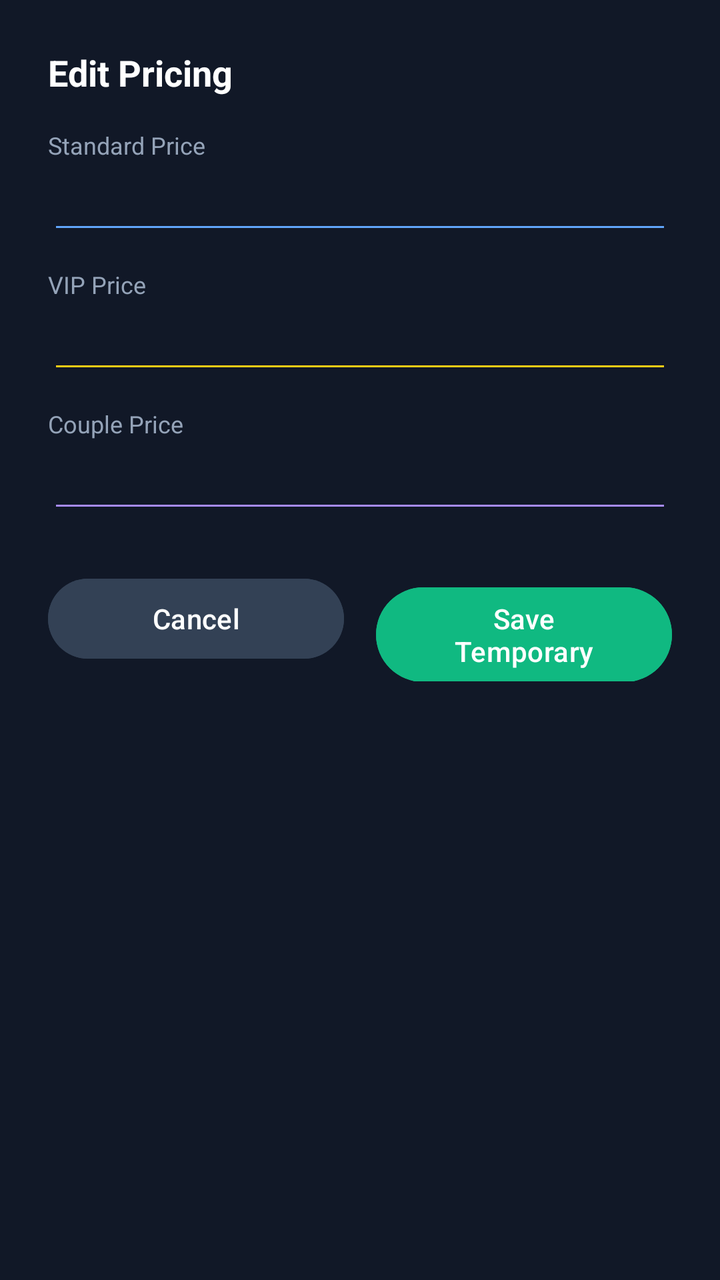
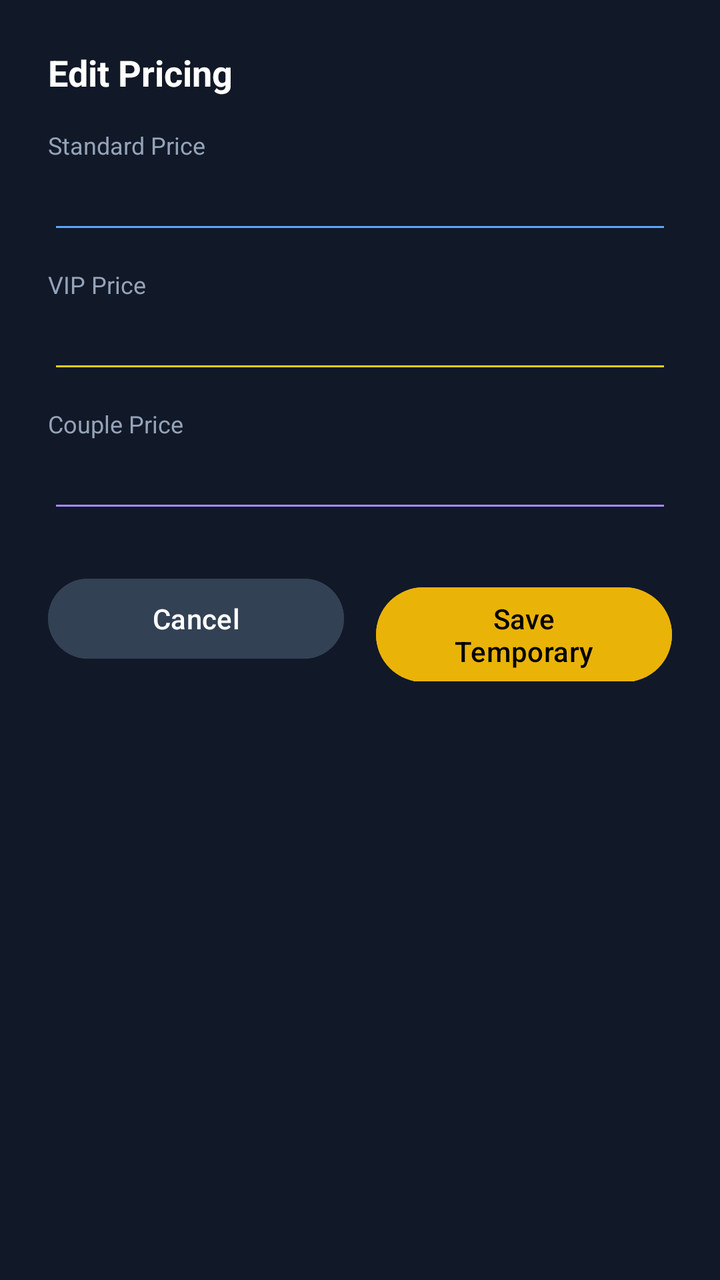

The first picture is an Android layout as it rendered before a commit; the second is the same layout after the commit. The layout source and the unified diff follow.
<!-- AndroidManifest.xml: application theme Theme.Moviebookingapp -->
<!-- res/layout/dialog_edit_pricing.xml -->
<?xml version="1.0" encoding="utf-8"?>
<LinearLayout xmlns:android="http://schemas.android.com/apk/res/android"
    android:layout_width="match_parent"
    android:layout_height="wrap_content"
    android:orientation="vertical"
    android:padding="24dp"
    android:background="@color/auto_color_111827">

    <TextView
        android:layout_width="wrap_content"
        android:layout_height="wrap_content"
        android:text="@string/auto_str_edit_pricing"
        android:textColor="@color/auto_color_FFFFFF"
        android:textSize="18sp"
        android:textStyle="bold"
        android:layout_marginBottom="16dp"/>

    <TextView
        android:layout_width="wrap_content"
        android:layout_height="wrap_content"
        android:text="@string/auto_str_standard_price"
        android:textColor="@color/auto_color_94A3B8"
        android:textSize="12sp" />
    <EditText
        android:id="@+id/etStdPrice"
        android:layout_width="match_parent"
        android:layout_height="wrap_content"
        android:inputType="number"
        android:textColor="@color/auto_color_FFFFFF"
        android:backgroundTint="@color/auto_color_60A5FA"
        android:layout_marginBottom="12dp"/>

    <TextView
        android:layout_width="wrap_content"
        android:layout_height="wrap_content"
        android:text="@string/auto_str_vip_price"
        android:textColor="@color/auto_color_94A3B8"
        android:textSize="12sp" />
    <EditText
        android:id="@+id/etVipPrice"
        android:layout_width="match_parent"
        android:layout_height="wrap_content"
        android:inputType="number"
        android:textColor="@color/auto_color_FFFFFF"
        android:backgroundTint="@color/auto_color_FACC15"
        android:layout_marginBottom="12dp"/>

    <TextView
        android:layout_width="wrap_content"
        android:layout_height="wrap_content"
        android:text="@string/auto_str_couple_price"
        android:textColor="@color/auto_color_94A3B8"
        android:textSize="12sp" />
    <EditText
        android:id="@+id/etCouplePrice"
        android:layout_width="match_parent"
        android:layout_height="wrap_content"
        android:inputType="number"
        android:textColor="@color/auto_color_FFFFFF"
        android:backgroundTint="@color/auto_color_A78BFA"
        android:layout_marginBottom="24dp"/>

    <LinearLayout
        android:layout_width="match_parent"
        android:layout_height="wrap_content"
        android:orientation="horizontal">
        <Button
            android:id="@+id/btnCancel"
            android:layout_width="0dp"
            android:layout_height="wrap_content"
            android:layout_weight="1"
            android:text="@string/auto_str_cancel_3"
            android:backgroundTint="@color/auto_color_334155"
            android:textColor="@color/auto_color_FFFFFF" />
        <View android:layout_width="16dp" android:layout_height="match_parent" />
        <Button
            android:id="@+id/btnSavePricing"
            android:layout_width="0dp"
            android:layout_height="wrap_content"
            android:layout_weight="1"
            android:text="@string/auto_str_save_temporary"
            android:backgroundTint="@color/auto_color_10B981"
            android:textColor="@color/auto_color_FFFFFF" />
    </LinearLayout>
</LinearLayout>
<!-- resources referenced by this layout -->
<resources>
  <color name="auto_color_10B981">#10B981</color>
  <color name="auto_color_111827">#111827</color>
  <color name="auto_color_334155">#334155</color>
  <color name="auto_color_60A5FA">#60A5FA</color>
  <color name="auto_color_94A3B8">#94A3B8</color>
  <color name="auto_color_A78BFA">#A78BFA</color>
  <color name="auto_color_FACC15">#FACC15</color>
  <color name="auto_color_FFFFFF">#FFFFFF</color>
  <string name="auto_str_cancel_3">Cancel</string>
  <string name="auto_str_couple_price">Couple Price</string>
  <string name="auto_str_edit_pricing">Edit Pricing</string>
  <string name="auto_str_save_temporary">Save Temporary</string>
  <string name="auto_str_standard_price">Standard Price</string>
  <string name="auto_str_vip_price">VIP Price</string>
  <style name="Theme.Moviebookingapp" parent="Base.Theme.Moviebookingapp" />
  <style name="Base.Theme.Moviebookingapp" parent="Theme.Material3.DayNight.NoActionBar">
          <item name="colorPrimary">@color/yellow</item>
          <item name="android:windowBackground">@color/background_black</item>
          <item name="android:statusBarColor">@color/background_black</item>
      </style>
  <color name="yellow">#FFC107</color>
  <color name="background_black">#FF000000</color>
</resources>

<!-- the commit's change to res/layout/dialog_edit_pricing.xml (unified diff, before → after) -->
@@ -80,6 +80,6 @@
             android:layout_weight="1"
             android:text="@string/auto_str_save_temporary"
             android:backgroundTint="@color/auto_color_10B981"
-            android:textColor="@color/auto_color_FFFFFF" />
+            android:textColor="@color/black" />
     </LinearLayout>
 </LinearLayout>
<!-- resource entries referenced after the edit -->
@@ -1,6 +1,6 @@
 <!-- resources referenced by this layout -->
 <resources>
-  <color name="auto_color_10B981">#10B981</color>
+  <color name="auto_color_10B981">#EAB308</color>
   <color name="auto_color_111827">#111827</color>
   <color name="auto_color_334155">#334155</color>
   <color name="auto_color_60A5FA">#60A5FA</color>
@@ -8,6 +8,7 @@
   <color name="auto_color_A78BFA">#A78BFA</color>
   <color name="auto_color_FACC15">#FACC15</color>
   <color name="auto_color_FFFFFF">#FFFFFF</color>
+  <color name="black">#FF000000</color>
   <string name="auto_str_cancel_3">Cancel</string>
   <string name="auto_str_couple_price">Couple Price</string>
   <string name="auto_str_edit_pricing">Edit Pricing</string>
